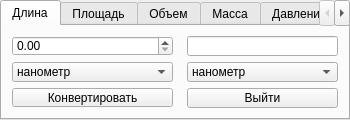
Before: the Qt Designer form formconverter.ui in igorternyuk/TeScientificCalculator, drawn with Qt 5.
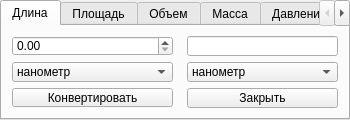
After: the same form once the commit is applied.

```diff
--- a/formconverter.ui
+++ b/formconverter.ui
@@ -180,7 +180,7 @@
       </rect>
      </property>
      <property name="text">
-      <string>Выйти</string>
+      <string>Закрыть</string>
      </property>
     </widget>
     <widget class="QLineEdit" name="lineEditOutput">
```
